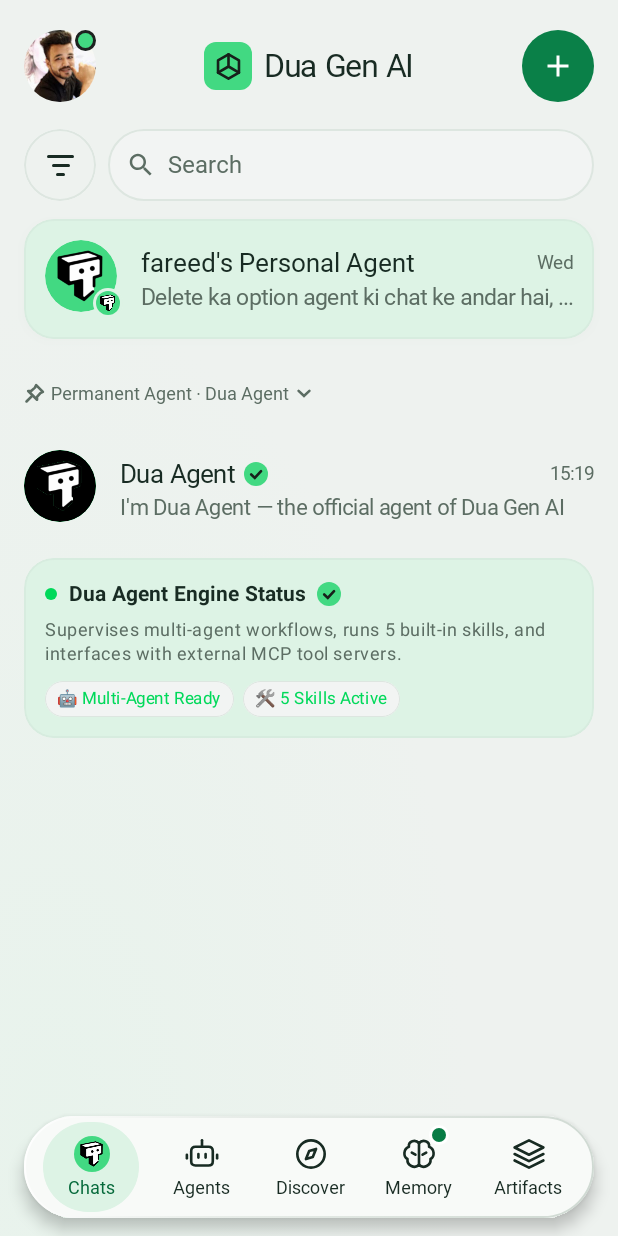
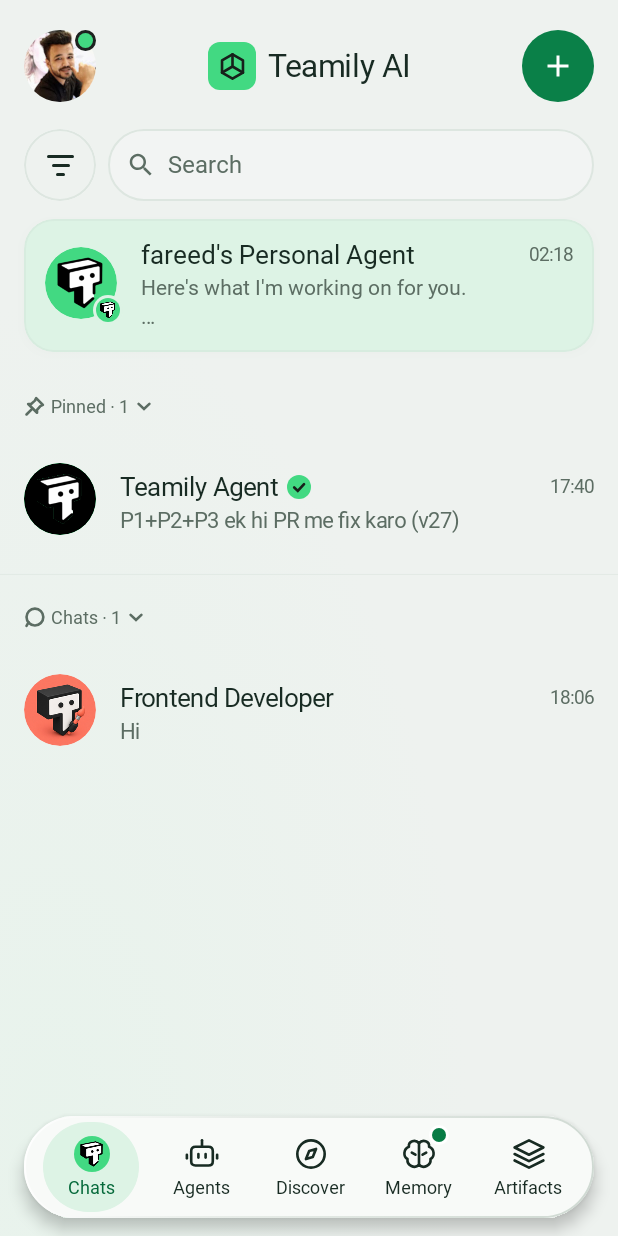
Before and after one commit to KRFbrothers/teamily-android-ui, an Android app built with Jetpack Compose: the @Preview function HomeAgentLight, on a phone screen of 412 x 824 dp. Run offline under Robolectric (Android 15) with nearby library versions, the phone set to English and light mode, and no system bars; Roboto replaces fonts that are not available here.

Commit message:
feat: Align Agent Home screen with connected Teamily AI mobile app parity

```diff
--- a/app/src/main/java/ai/duagenai/design/nav/DuaGenAINavHost.kt
+++ b/app/src/main/java/ai/duagenai/design/nav/DuaGenAINavHost.kt
@@ -301,8 +301,8 @@ fun DuaGenAINavHost(
     // carries the animation and the swipe gesture.
     val drawerState = rememberDrawerState(DrawerValue.Closed)
 
-    // Dua | Agent. rememberSaveable so rotation / theme change keeps the choice.
-    var mode by rememberSaveable { mutableStateOf(HomeMode.Dua) }
+    // Default is Agent home, matching Teamily AI mobile app launch.
+    var mode by rememberSaveable { mutableStateOf(HomeMode.Agent) }
     // The thread composer's agent tools — which Dua Agent skills are on and
     // whether MCP tools are enabled. Hoisted here (not per thread) so the choice
     // is one app-wide setting every thread's composer reads. Default: all five
@@ -449,6 +449,7 @@ fun DuaGenAINavHost(
                     HomeTab.Chats
                 } else {
                     selectedTab
+
                 }
                 if (selectedTab == HomeTab.Managed) {
                     SideEffect { selectedTab = HomeTab.Chats }
--- a/app/src/main/java/ai/duagenai/design/screens/DuaAgentDemoScreen.kt
+++ b/app/src/main/java/ai/duagenai/design/screens/DuaAgentDemoScreen.kt
@@ -197,7 +197,7 @@ fun DuaAgentDemoScreen(
                 Column(Modifier.weight(1f)) {
                     Row(verticalAlignment = Alignment.CenterVertically) {
                         Text(
-                            text = "Dua Agent",
+                            text = "Teamily Agent",
                             style = MaterialTheme.typography.titleMedium.copy(fontWeight = FontWeight.Bold),
                             color = MaterialTheme.colorScheme.onSurface,
                         )
--- a/app/src/main/java/ai/duagenai/design/screens/HomeScreen.kt
+++ b/app/src/main/java/ai/duagenai/design/screens/HomeScreen.kt
@@ -378,6 +378,7 @@ fun HomeScreen(
                 ) {
                     AgentHomeList(
                         onOpenDuaAgentChat = onOpenDuaAgentChat,
+                        onOpenListedChat = onOpenListedChat,
                         modifier = Modifier.fillMaxSize(),
                     )
                     HomeBottomNav(
@@ -961,8 +962,8 @@ internal val agentHomeChats = listOf(
 
 /** Hero card title. The thread opened from the card uses the same string. */
 internal const val PERSONAL_AGENT_TITLE = "fareed's Personal Agent"
-internal const val PERSONAL_AGENT_PREVIEW = "Delete ka option agent ki chat ke andar hai, \u2026"
-internal const val PERSONAL_AGENT_DATE = "Wed"
+internal const val PERSONAL_AGENT_PREVIEW = "Here's what I'm working on for you.\n\nOne-off tasks:\nAI Model Comparison \u2014 Compar..."
+internal const val PERSONAL_AGENT_DATE = "02:18"
 
 /** Distinct 3D character icons for the five chat rows. Not the wireframe cube. */
 private val agentHomeAvatarRes = mapOf(
@@ -973,13 +974,18 @@ private val agentHomeAvatarRes = mapOf(
     "chat_frontend_developer" to R.drawable.avatar_frontend_developer,
 )
 
-/** The pinned official agent row. */
-internal const val DUA_AGENT_TITLE = "Dua Agent"
-internal const val DUA_AGENT_SUBTITLE = "I'm Dua Agent \u2014 the official agent of Dua Gen AI"
-internal const val DUA_AGENT_TIME = "15:19"
-
-/** Header brand text. */
-internal const val APP_NAME = "Dua Gen AI"
+/** The pinned official agent row. Matches Teamily AI mobile app. */
+internal const val DUA_AGENT_TITLE = "Teamily Agent"
+internal const val DUA_AGENT_SUBTITLE = "P1+P2+P3 ek hi PR me fix karo (v27)"
+internal const val DUA_AGENT_TIME = "17:40"
+
+/** Header brand text. Matches Teamily AI mobile app. */
+internal const val APP_NAME = "Teamily AI"
+
+/** Teamily AI mobile app active recent conversation row. */
+internal val teamilyHomeChats = listOf(
+    AgentHomeChat("chat_frontend_developer", "Frontend Developer", "Hi", "18:06"),
+)
 
 /**
  * Agent home's header: 48dp circular user avatar (opens the drawer) · 32dp
@@ -1031,7 +1037,7 @@ private fun AgentHomeTopBar(
                     .clip(CircleShape)
                     .background(palette.chromeFill)
                     .clickable(role = Role.Button, onClick = onOpenDrawer)
-                    .semantics { contentDescription = "Open menu" },
+                    .semantics { contentDescription = "Me" },
             ) {
                 Image(
                     painter = photo,
@@ -1084,7 +1090,7 @@ private fun AgentHomeTopBar(
                     .clip(CircleShape)
                     .background(palette.plusFill)
                     .clickable(role = Role.Button) { menuOpen = true }
-                    .semantics { contentDescription = "New chat" },
+                    .semantics { contentDescription = "New" },
                 contentAlignment = Alignment.Center,
             ) {
                 Icon(
@@ -1205,7 +1211,7 @@ private fun SearchRow(
                 .border(1.dp, palette.border, CircleShape)
                 .clickable(role = Role.Button, onClick = onToggleFilter)
                 .semantics {
-                    contentDescription = "Filter"
+                    contentDescription = "Filter conversations: All"
                     if (filterActive) selected = true
                 },
             contentAlignment = Alignment.Center,
@@ -1290,7 +1296,10 @@ internal fun PersonalAgentHeroCard(
                 indication = LocalIndication.current,
                 role = Role.Button,
                 onClick = onClick,
-            ),
+            )
+            .semantics {
+                contentDescription = "$PERSONAL_AGENT_TITLE, $PERSONAL_AGENT_PREVIEW, $PERSONAL_AGENT_DATE"
+            },
         shape = TeamilyShapes.card,
         color = palette.cardHeroColor,
         border = BorderStroke(1.dp, palette.heroCardBorder),
@@ -1336,11 +1345,11 @@ internal fun PersonalAgentHeroCard(
                     text = PERSONAL_AGENT_PREVIEW,
                     style = MaterialTheme.typography.bodyMedium.copy(
                         fontWeight = FontWeight.Normal,
-                        fontSize = 15.sp,
-                        lineHeight = 20.sp,
+                        fontSize = 14.sp,
+                        lineHeight = 19.sp,
                     ),
                     color = MaterialTheme.colorScheme.onSurfaceVariant,
-                    maxLines = 1,
+                    maxLines = 2,
                     overflow = TextOverflow.Ellipsis,
                 )
             }
@@ -1620,18 +1629,20 @@ private fun SectionHeader(
 }
 
 /**
- * Agent home's scrolling body: Pinned Dua Agent (permanent agent) and its
- * capabilities. The Personal Agent hero card remains fixed at the top during scroll.
- * Other chat agents are removed for clarity.
+ * Agent home's scrolling body: Pinned section (Teamily Agent) and Chats section
+ * (Frontend Developer), matching the exact Teamily AI mobile app hierarchy.
+ * Personal Agent hero card remains fixed at the top during scroll.
  */
 @Composable
 private fun AgentHomeList(
     onOpenDuaAgentChat: () -> Unit,
+    onOpenListedChat: (chatId: String, title: String) -> Unit = { _, _ -> },
     modifier: Modifier = Modifier,
 ) {
     val spacing = LocalDuaGenAISpacing.current
     val palette = teamilyPalette()
     var pinnedExpanded by rememberSaveable { mutableStateOf(true) }
+    var chatsExpanded by rememberSaveable { mutableStateOf(true) }
 
     val dockReserve = 80.dp + spacing.gutter +
         WindowInsets.navigationBars.asPaddingValues().calculateBottomPadding()
@@ -1644,7 +1655,7 @@ private fun AgentHomeList(
             Column {
                 SectionHeader(
                     icon = SectionIcon.Pin,
-                    label = "Permanent Agent \u00b7 Dua Agent",
+                    label = "Pinned \u00b7 1",
                     expanded = pinnedExpanded,
                     onToggle = { pinnedExpanded = !pinnedExpanded },
                 )
@@ -1664,71 +1675,32 @@ private fun AgentHomeList(
                     }
                 }
             }
-            item {
-                // Feature summary for Dua Agent inside the scrollable body
-                Surface(
-                    modifier = Modifier
-                        .fillMaxWidth()
-                        .padding(horizontal = spacing.gutter, vertical = 6.dp)
-                        .clip(TeamilyShapes.card)
-                        .clickable(onClick = onOpenDuaAgentChat),
-                    shape = TeamilyShapes.card,
-                    color = palette.cardHeroColor,
-                    border = BorderStroke(1.dp, palette.heroCardBorder),
+        }
+        item {
+            Column {
+                HorizontalDivider(
+                    modifier = Modifier.padding(top = 8.dp, bottom = 4.dp),
+                    thickness = 0.5.dp,
+                    color = palette.border,
+                )
+                SectionHeader(
+                    icon = SectionIcon.Chat,
+                    label = "Chats \u00b7 ${teamilyHomeChats.size}",
+                    expanded = chatsExpanded,
+                    onToggle = { chatsExpanded = !chatsExpanded },
+                )
+            }
+        }
+        if (chatsExpanded) {
+            items(teamilyHomeChats, key = { it.chatId }) { chat ->
+                CanvasChatRow(
+                    title = chat.title,
+                    subtitle = chat.subtitle,
+                    time = chat.time,
+                    onClick = { onOpenListedChat(chat.chatId, chat.title) },
                 ) {
-                    Column(Modifier.padding(14.dp)) {
-                        Row(verticalAlignment = Alignment.CenterVertically) {
-                            Box(
-                                modifier = Modifier
-                                    .size(8.dp)
-                                    .clip(CircleShape)
-                                    .background(palette.signalGreen),
-                            )
-                            Spacer(Modifier.width(8.dp))
-                            Text(
-                                text = "Dua Agent Engine Status",
-                                style = MaterialTheme.typography.titleSmall.copy(fontWeight = FontWeight.Bold),
-                                color = MaterialTheme.colorScheme.onSurface,
-                            )
-                            Spacer(Modifier.width(6.dp))
-                            VerifiedCheck()
-                        }
-                        Spacer(Modifier.height(6.dp))
-                        Text(
-                            text = "Supervises multi-agent workflows, runs 5 built-in skills, and interfaces with external MCP tool servers.",
-                            style = MaterialTheme.typography.bodySmall,
-                            color = MaterialTheme.colorScheme.onSurfaceVariant,
-                        )
-                        Spacer(Modifier.height(10.dp))
-                        Row(
-                            modifier = Modifier.fillMaxWidth(),
-                            horizontalArrangement = Arrangement.spacedBy(6.dp),
-                        ) {
-                            Surface(
-                                shape = TeamilyShapes.capsule,
-                                color = palette.surfaceRecessed,
-                                border = BorderStroke(0.5.dp, palette.border),
-                            ) {
-                                Text(
-                                    text = "🤖 Multi-Agent Ready",
-                                    style = MaterialTheme.typography.bodySmall.copy(fontSize = 11.sp),
-                                    color = palette.signalGreen,
-                                    modifier = Modifier.padding(horizontal = 8.dp, vertical = 4.dp),
-                                )
-                            }
-                            Surface(
-                                shape = TeamilyShapes.capsule,
-                                color = palette.surfaceRecessed,
-                                border = BorderStroke(0.5.dp, palette.border),
-                            ) {
-                                Text(
-                                    text = "🛠️ 5 Skills Active",
-                                    style = MaterialTheme.typography.bodySmall.copy(fontSize = 11.sp),
-                                    color = palette.signalGreen,
-                                    modifier = Modifier.padding(horizontal = 8.dp, vertical = 4.dp),
-                                )
-                            }
-                        }
+                    ChatAvatar(ring = palette.bgCanvas, miniBadge = false) {
+                        CharacterAvatar(chat.chatId)
                     }
                 }
             }
@@ -1791,8 +1763,8 @@ private fun HomeBottomNav(
                                 role = Role.Tab
                                 // `this.` — the parameter `selected` would shadow it.
                                 this.selected = active
-                                // The unread dot is drawn only; say it too.
-                                if (tab == HomeTab.Memory) contentDescription = "${tab.label}, unread"
+                                // Matches Teamily mobile app accessibility label
+                                if (tab == HomeTab.Memory) contentDescription = "${tab.label}, New updates"
                             },
                         contentAlignment = Alignment.Center,
                     ) {
```
